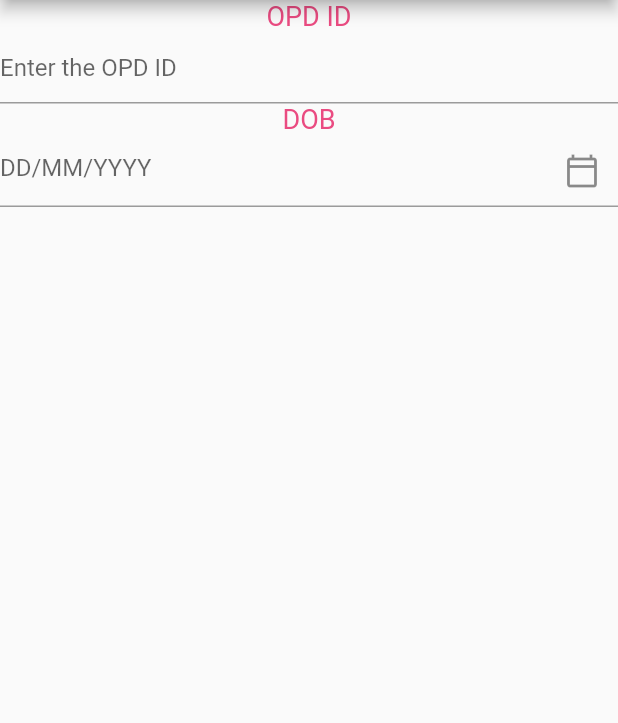
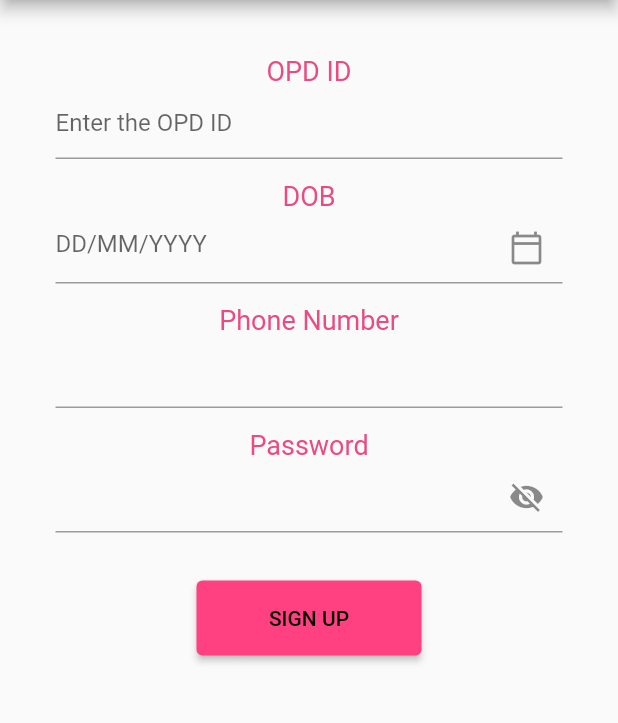
Before and after one commit to hrithikdass/RWF-Hospital-Registration, a Flutter app: the RegisterPage screen opened by its route, on a phone screen of 412 x 824 dp, the part 84-807 px from its top. Run offline on Flutter 3.47's test engine with Material 2 defaults, Android fonts, the phone set to English and light mode, and no system bars.

Commit message:
registrationd layout completed

```diff
--- a/lib/registerpage.dart
+++ b/lib/registerpage.dart
@@ -2,6 +2,7 @@ import 'dart:ui';
 
 import 'package:flutter/cupertino.dart';
 import 'package:flutter/material.dart';
+import 'package:rwf_hospital_registration/patientloginpage.dart';
 import 'constants.dart';
 
 class RegisterPage extends StatefulWidget {
@@ -11,6 +12,8 @@ class RegisterPage extends StatefulWidget {
   _RegisterPageState createState() => _RegisterPageState();
 }
 
+bool securetext = true;
+
 class _RegisterPageState extends State<RegisterPage> {
   @override
   Widget build(BuildContext context) {
@@ -18,9 +21,13 @@ class _RegisterPageState extends State<RegisterPage> {
       appBar: AppBar(
         title: Text('Hospital Management'),
       ),
-      body: Column(
+      body: Padding(
+        padding: const EdgeInsets.all(30.0),
+        child: SingleChildScrollView(
+          child: Column(
             children: [
               Container(
+                margin: EdgeInsets.all(7.0),
                 child: Column(
                   children: [
                     Text(
@@ -41,6 +48,7 @@ class _RegisterPageState extends State<RegisterPage> {
                 ),
               ),
               Container(
+                margin: EdgeInsets.all(7.0),
                 child: Column(
                   children: [
                     Text(
@@ -72,7 +80,82 @@ class _RegisterPageState extends State<RegisterPage> {
                   ],
                 ),
               ),
+              Container(
+                margin: EdgeInsets.all(7.0),
+                child: Column(
+                  children: [
+                    Text(
+                      'Phone Number',
+                      textAlign: TextAlign.left,
+                      style: TextStyle(
+                        color: kTextColor,
+                        fontSize: 18.0,
+                      ),
+                    ),
+                    TextField(
+                      decoration: InputDecoration(prefixText: '+91'),
+                      keyboardType: TextInputType.number,
+                    ),
                   ],
+                ),
+              ),
+              Container(
+                margin: EdgeInsets.all(7.0),
+                child: Column(
+                  children: [
+                    Text(
+                      'Password',
+                      textAlign: TextAlign.left,
+                      style: TextStyle(
+                        color: kTextColor,
+                        fontSize: 18.0,
+                      ),
+                    ),
+                    TextField(
+                      decoration: InputDecoration(
+                        suffixIcon: IconButton(
+                          icon: Icon(securetext
+                              ? Icons.visibility_off
+                              : Icons.visibility),
+                          onPressed: () {
+                            setState(() {
+                              securetext = !securetext;
+                            });
+                          },
+                        ),
+                      ),
+                      obscureText: securetext,
+                    ),
+                  ],
+                ),
+              ),
+              Container(
+                margin: EdgeInsets.all(25.0),
+                child: SizedBox(
+                  height: 50.0,
+                  width: 150.0,
+                  child: ElevatedButton(
+                    style: ElevatedButton.styleFrom(
+                      primary: kButtonColor, // background
+                      onPrimary: Colors.black, // foreground
+                    ),
+                    onPressed: () {
+                      Navigator.push(
+                        context,
+                        MaterialPageRoute(
+                          builder: (context) {
+                            return PatientLoginPage();
+                          },
+                        ),
+                      );
+                    },
+                    child: Text('SIGN UP'),
+                  ),
+                ),
+              ),
+            ],
+          ),
+        ),
       ),
     );
   }
```
Lines whose indentation alone changed are shown as unchanged.
